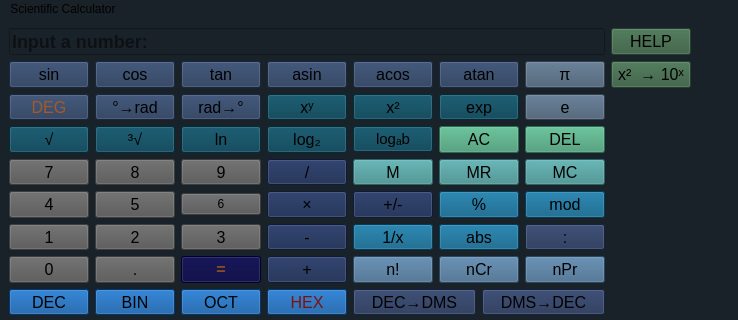
First picture: the form in mainwindow.ui, repository VahagMardyan/Scientific_Calculator, before the edit; both pictures show x 0 to 738 and y 0 to 320 of the 738 by 572 pixel window.
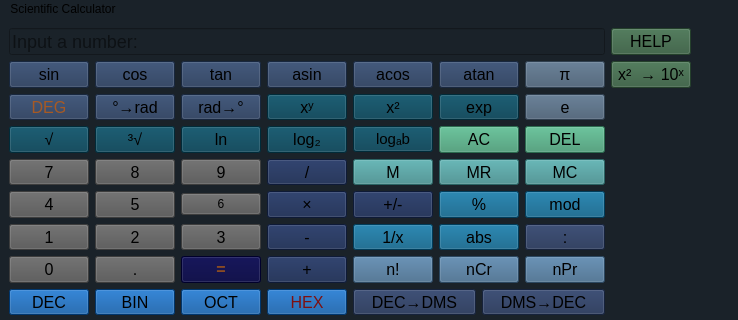
Second picture: the form after the edit.

```diff
--- a/mainwindow.ui
+++ b/mainwindow.ui
@@ -1416,7 +1416,7 @@
         <property name="font">
          <font>
           <pointsize>-1</pointsize>
-          <bold>true</bold>
+          <bold>false</bold>
          </font>
         </property>
         <property name="focusPolicy">
```
